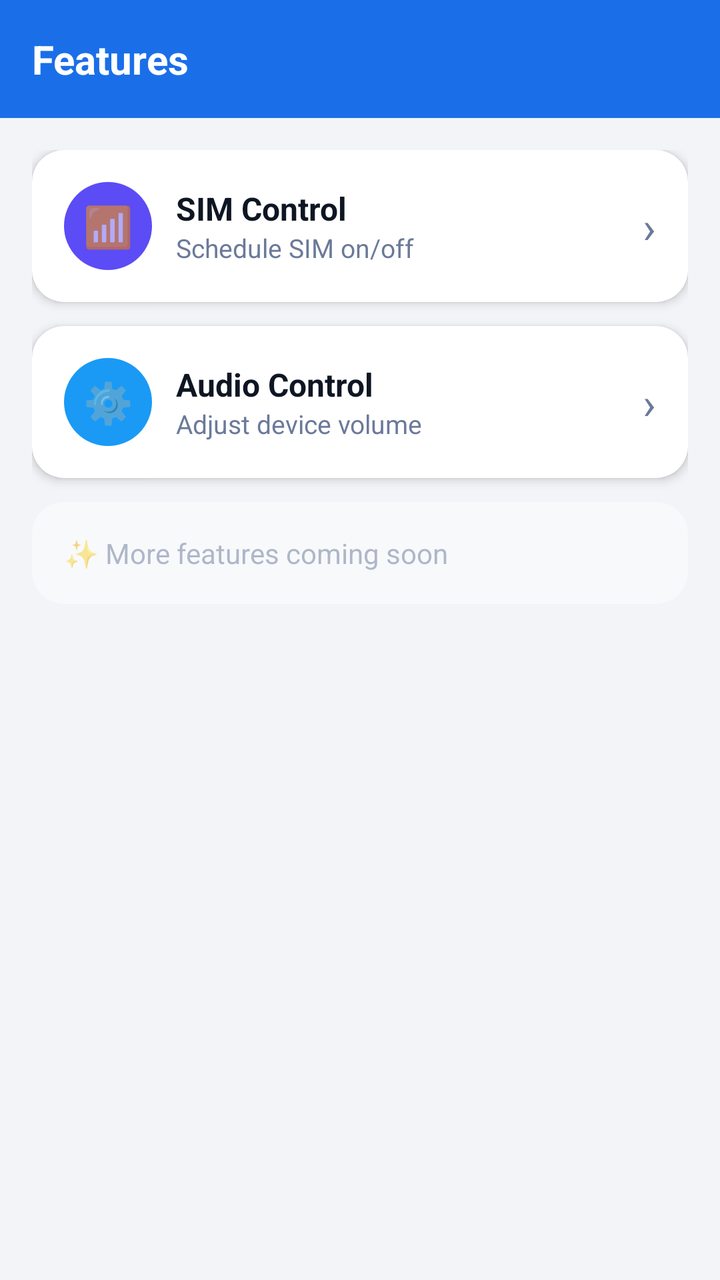
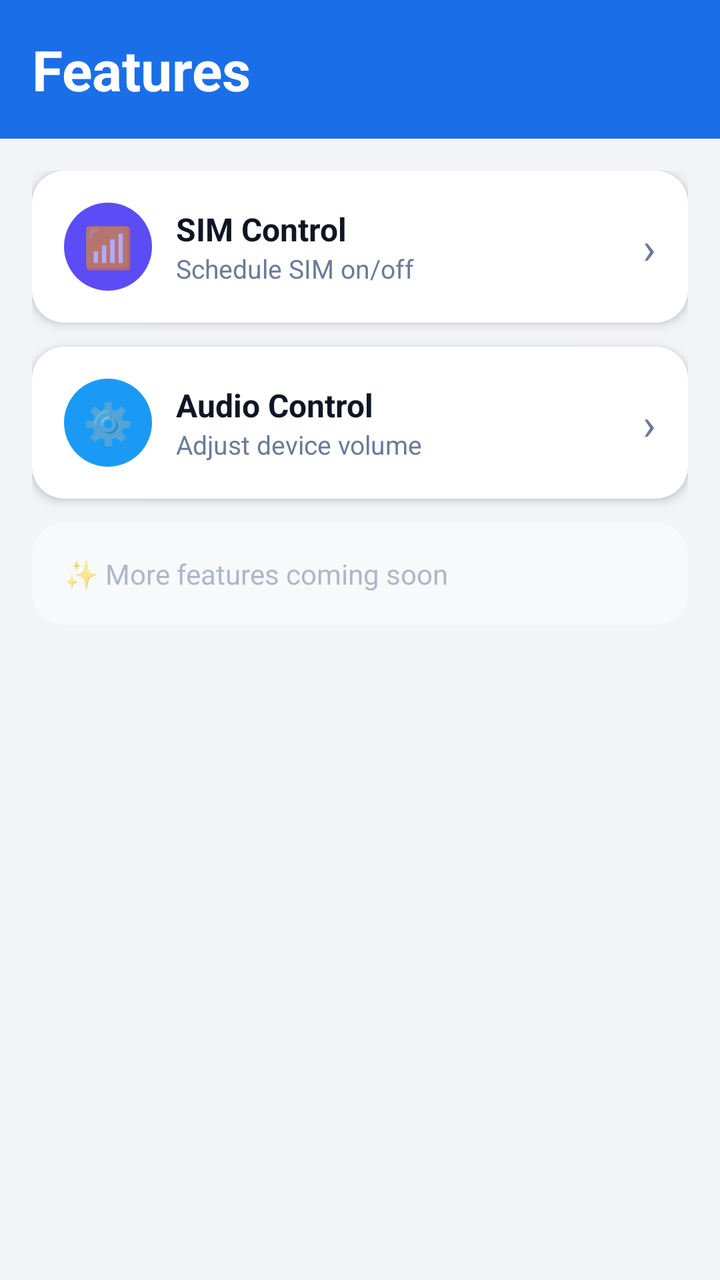

The first picture is an Android layout as it rendered before a commit; the second is the same layout after the commit. The layout source and the unified diff follow.
<!-- AndroidManifest.xml: application theme Theme.SimScheduler -->
<!-- res/layout/fragment_feature_list.xml -->
<?xml version="1.0" encoding="utf-8"?>
<ScrollView xmlns:android="http://schemas.android.com/apk/res/android"
    xmlns:app="http://schemas.android.com/apk/res-auto"
    android:layout_width="match_parent"
    android:layout_height="match_parent"
    android:background="@color/background">

    <LinearLayout
        android:layout_width="match_parent"
        android:layout_height="wrap_content"
        android:orientation="vertical">

        
        <TextView
            android:layout_width="match_parent"
            android:layout_height="wrap_content"
            android:text="Features"
            android:textSize="20sp"
            android:textStyle="bold"
            android:textColor="#FFFFFF"
            android:background="@color/accent"
            android:padding="16dp"/>

        <LinearLayout
            android:layout_width="match_parent"
            android:layout_height="wrap_content"
            android:orientation="vertical"
            android:padding="16dp">

        
        <androidx.cardview.widget.CardView
            android:id="@+id/simControlCard"
            android:layout_width="match_parent"
            android:layout_height="wrap_content"
            android:layout_marginBottom="12dp"
            android:clickable="true"
            android:focusable="true"
            android:foreground="?attr/selectableItemBackground"
            app:cardCornerRadius="16dp"
            app:cardElevation="3dp"
            app:cardBackgroundColor="@color/card_background">

            <LinearLayout
                android:layout_width="match_parent"
                android:layout_height="wrap_content"
                android:orientation="horizontal"
                android:gravity="center_vertical"
                android:padding="16dp">

                <TextView
                    android:layout_width="44dp"
                    android:layout_height="44dp"
                    android:text="📶"
                    android:textSize="20sp"
                    android:gravity="center"
                    android:background="@drawable/sim_badge"
                    android:layout_marginEnd="12dp"/>

                <LinearLayout
                    android:layout_width="0dp"
                    android:layout_height="wrap_content"
                    android:layout_weight="1"
                    android:orientation="vertical">

                    <TextView
                        android:layout_width="wrap_content"
                        android:layout_height="wrap_content"
                        android:text="SIM Control"
                        android:textSize="16sp"
                        android:textStyle="bold"
                        android:textColor="@color/text_primary"/>

                    <TextView
                        android:layout_width="wrap_content"
                        android:layout_height="wrap_content"
                        android:text="Schedule SIM on/off"
                        android:textSize="13sp"
                        android:textColor="@color/text_secondary"/>
                </LinearLayout>

                <TextView
                    android:layout_width="wrap_content"
                    android:layout_height="wrap_content"
                    android:text="›"
                    android:textSize="22sp"
                    android:textColor="@color/text_secondary"/>
            </LinearLayout>
        </androidx.cardview.widget.CardView>

        
        <androidx.cardview.widget.CardView
            android:id="@+id/audioControlCard"
            android:layout_width="match_parent"
            android:layout_height="wrap_content"
            android:layout_marginBottom="12dp"
            android:clickable="true"
            android:focusable="true"
            android:foreground="?attr/selectableItemBackground"
            app:cardCornerRadius="16dp"
            app:cardElevation="3dp"
            app:cardBackgroundColor="@color/card_background">

            <LinearLayout
                android:layout_width="match_parent"
                android:layout_height="wrap_content"
                android:orientation="horizontal"
                android:gravity="center_vertical"
                android:padding="16dp">

                <TextView
                    android:layout_width="44dp"
                    android:layout_height="44dp"
                    android:text="⚙️"
                    android:textSize="20sp"
                    android:gravity="center"
                    android:background="@drawable/sim_badge_2"
                    android:layout_marginEnd="12dp"/>

                <LinearLayout
                    android:layout_width="0dp"
                    android:layout_height="wrap_content"
                    android:layout_weight="1"
                    android:orientation="vertical">

                    <TextView
                        android:layout_width="wrap_content"
                        android:layout_height="wrap_content"
                        android:text="Audio Control"
                        android:textSize="16sp"
                        android:textStyle="bold"
                        android:textColor="@color/text_primary"/>

                    <TextView
                        android:layout_width="wrap_content"
                        android:layout_height="wrap_content"
                        android:text="Adjust device volume"
                        android:textSize="13sp"
                        android:textColor="@color/text_secondary"/>
                </LinearLayout>

                <TextView
                    android:layout_width="wrap_content"
                    android:layout_height="wrap_content"
                    android:text="›"
                    android:textSize="22sp"
                    android:textColor="@color/text_secondary"/>
            </LinearLayout>
        </androidx.cardview.widget.CardView>

        
        <androidx.cardview.widget.CardView
            android:layout_width="match_parent"
            android:layout_height="wrap_content"
            android:layout_marginBottom="12dp"
            android:alpha="0.5"
            app:cardCornerRadius="16dp"
            app:cardElevation="0dp"
            app:cardBackgroundColor="@color/card_background">

            <LinearLayout
                android:layout_width="match_parent"
                android:layout_height="wrap_content"
                android:orientation="horizontal"
                android:gravity="center_vertical"
                android:padding="16dp">

                <TextView
                    android:layout_width="wrap_content"
                    android:layout_height="wrap_content"
                    android:text="✨ More features coming soon"
                    android:textSize="14sp"
                    android:textColor="@color/text_secondary"/>
            </LinearLayout>
        </androidx.cardview.widget.CardView>

    </LinearLayout>
    </LinearLayout>
</ScrollView>
<!-- resources referenced by this layout -->
<resources>
  <color name="accent">#1A6FE8</color>
  <color name="background">#F2F4F8</color>
  <color name="card_background">#FFFFFF</color>
  <color name="text_primary">#0F1623</color>
  <color name="text_secondary">#6B7A99</color>
  <!-- drawable sim_badge (drawable) -->
  <?xml version="1.0" encoding="utf-8"?>
  <shape xmlns:android="http://schemas.android.com/apk/res/android"
      android:shape="oval">
      <solid android:color="#5B4CF5" />
  </shape>
  <!-- drawable sim_badge_2 (drawable) -->
  <?xml version="1.0" encoding="utf-8"?>
  <shape xmlns:android="http://schemas.android.com/apk/res/android"
      android:shape="oval">
      <solid android:color="#1A9AF5" />
  </shape>
  <style name="Theme.SimScheduler" parent="Theme.MaterialComponents.Light.NoActionBar">
          <item name="colorPrimary">@color/accent</item>
          <item name="colorPrimaryVariant">@color/accent</item>
          <item name="colorOnPrimary">@android:color/white</item>
          <item name="android:windowBackground">@color/background</item>
          <item name="android:statusBarColor">@color/background</item>
          <item name="android:windowLightStatusBar">true</item>
      </style>
</resources>

<!-- the commit's change to res/layout/fragment_feature_list.xml (unified diff, before → after) -->
@@ -15,7 +15,7 @@
             android:layout_width="match_parent"
             android:layout_height="wrap_content"
             android:text="Features"
-            android:textSize="20sp"
+            android:textSize="28sp"
             android:textStyle="bold"
             android:textColor="#FFFFFF"
             android:background="@color/accent"
